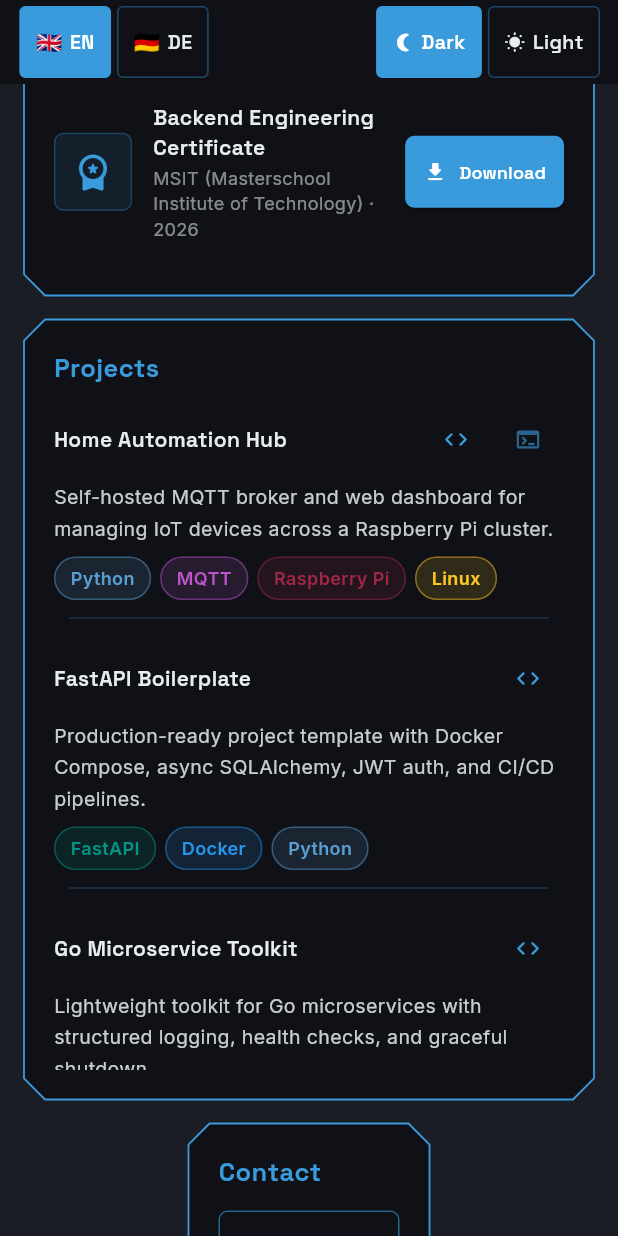
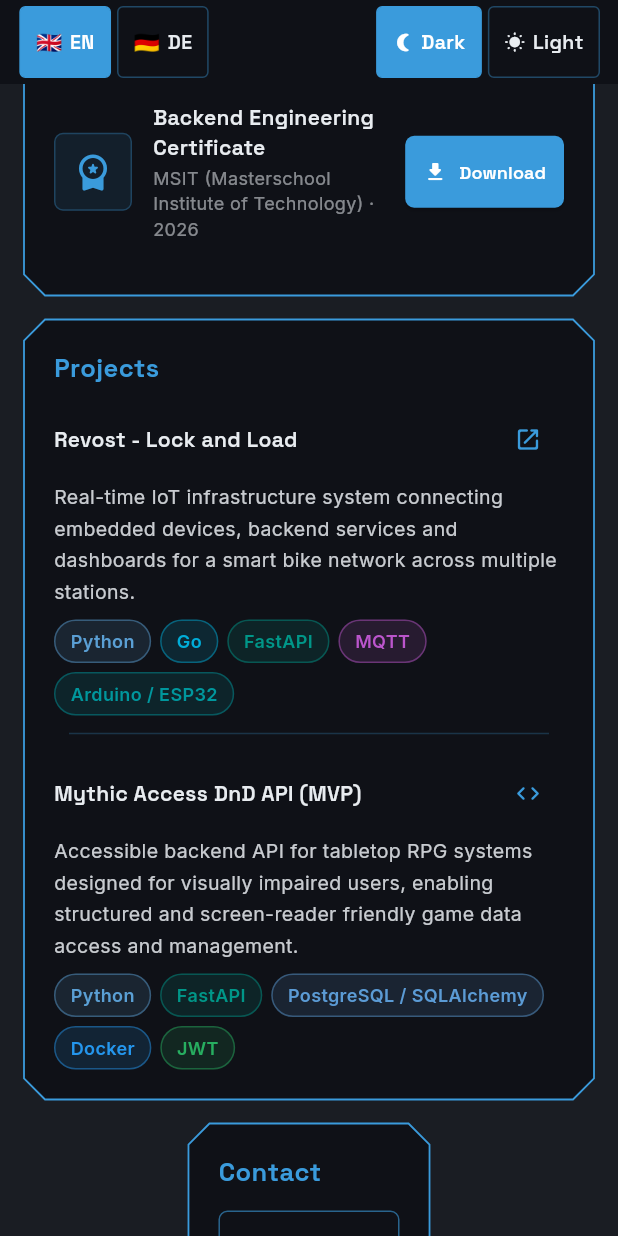
Before and after one commit to jensma89/my_portfolio, a Flutter app: the screen it shows after launch, scrolled down 1152 dp, on a phone screen of 412 x 824 dp. Run offline on Flutter 3.47's test engine with Material 3 defaults, Android fonts, the phone set to English and light mode, and no system bars; our stand-ins replace google_fonts, web.

Commit message:
Updating the projects content

```diff
--- a/lib/sections/projects_section.dart
+++ b/lib/sections/projects_section.dart
@@ -19,52 +19,51 @@ class ProjectsSection extends StatelessWidget {
 
     const projects = [
       _Project(
-        titleEN: 'Home Automation Hub',
-        titleDE: 'Heimautomatisierungs-Hub',
+        titleEN: 'Revost - Lock and Load',
+        titleDE: 'Revost - Lock and Load',
         descEN:
-            'Self-hosted MQTT broker and web dashboard for managing IoT devices across a Raspberry Pi cluster.',
+            'Real-time IoT infrastructure system connecting embedded devices, backend services and dashboards for a smart bike network across multiple stations.',
         descDE:
-            'Selbst gehosteter MQTT-Broker mit Web-Dashboard zur Verwaltung von IoT-Geräten auf einem Raspberry-Pi-Cluster.',
-        tags: ['Python', 'MQTT', 'Raspberry Pi', 'Linux'],
+            'Echtzeit-IoT-Infrastruktursystem zur Verbindung von Embedded Devices, Backend-Services und Dashboards für ein Smart-Bike-Netzwerk über mehrere Stationen.',
+        tags: [
+          'Python',
+          'Go',
+          'FastAPI',
+          'MQTT',
+          'Arduino / ESP32',
+        ],
         tagColors: [
           AppColors.badgePython,
+          AppColors.badgeGo,
+          AppColors.badgeFastAPI,
           AppColors.badgeMQTT,
-          AppColors.badgeRaspberryPi,
-          AppColors.badgeLinux,
+          AppColors.badgeHardware,
         ],
-        githubUrl: 'https://github.com/jens-mayer',
-        hasTerminal: true,
-      ),
-      _Project(
-        titleEN: 'FastAPI Boilerplate',
-        titleDE: 'FastAPI Boilerplate',
-        descEN:
-            'Production-ready project template with Docker Compose, async SQLAlchemy, JWT auth, and CI/CD pipelines.',
-        descDE:
-            'Produktionsfertiges Projekttemplate mit Docker Compose, async SQLAlchemy, JWT-Auth und CI/CD-Pipelines.',
-        tags: ['FastAPI', 'Docker', 'Python'],
-        tagColors: [
-          AppColors.badgeFastAPI,
-          AppColors.badgeDocker,
-          AppColors.badgePython,
-        ],
-        githubUrl: 'https://github.com/jens-mayer',
+        githubUrl: 'https://revost.nl/',
         hasTerminal: false,
       ),
       _Project(
-        titleEN: 'Go Microservice Toolkit',
-        titleDE: 'Go-Microservice-Toolkit',
+        titleEN: 'Mythic Access DnD API (MVP)',
+        titleDE: 'Mythic Access DnD API (MVP)',
         descEN:
-            'Lightweight toolkit for Go microservices with structured logging, health checks, and graceful shutdown.',
+            'Accessible backend API for tabletop RPG systems designed for visually impaired users, enabling structured and screen-reader friendly game data access and management.',
         descDE:
-            'Leichtgewichtiges Toolkit für Go-Microservices mit strukturiertem Logging, Health-Checks und Graceful Shutdown.',
-        tags: ['Go', 'Docker', 'Linux'],
+            'Barrierefreie Backend-API für ein Tabletop-RPG-System, entwickelt für sehbehinderte Nutzer mit strukturierter und screenreader-optimierter Datenzugriff-Architektur.',
+        tags: [
+          'Python',
+          'FastAPI',
+          'PostgreSQL / SQLAlchemy',
+          'Docker',
+          'JWT',
+        ],
         tagColors: [
-          AppColors.badgeGo,
+          AppColors.badgePython,
+          AppColors.badgeFastAPI,
+          AppColors.badgeDB,
           AppColors.badgeDocker,
-          AppColors.badgeLinux,
+          AppColors.badgeTest,
         ],
-        githubUrl: 'https://github.com/jens-mayer',
+        githubUrl: 'https://github.com/jensma89/mythic-access-dnd',
         hasTerminal: false,
       ),
     ];
@@ -130,7 +129,11 @@ class _ProjectTile extends StatelessWidget {
     final desc = isDE ? project.descDE : project.descEN;
     final terminalLabel =
         isDE ? 'Terminal öffnen für $title' : 'Open terminal for $title';
-    final githubLabel = 'Open $title on GitHub';
+    final isGitHub = project.githubUrl.contains('github.com');
+    final linkIcon = isGitHub ? Icons.code_rounded : Icons.open_in_new_rounded;
+    final linkLabel = isGitHub
+        ? 'Open $title on GitHub'
+        : (isDE ? '$title Website öffnen' : 'Open $title website');
 
     return Semantics(
       label: title,
@@ -145,11 +148,11 @@ class _ProjectTile extends StatelessWidget {
                 Expanded(
                   child: Text(title, style: AppTextStyles.cardTitle(context)),
                 ),
-                // GitHub icon button
+                // GitHub / website icon button
                 Semantics(
                   button: true,
                   link: true,
-                  label: githubLabel,
+                  label: linkLabel,
                   child: ConstrainedBox(
                     constraints:
                         const BoxConstraints(minWidth: 48, minHeight: 48),
@@ -160,7 +163,7 @@ class _ProjectTile extends StatelessWidget {
                       child: Padding(
                         padding: const EdgeInsets.all(10),
                         child: Icon(
-                          Icons.code_rounded,
+                          linkIcon,
                           size: 18,
                           color: Theme.of(context).colorScheme.primary,
                         ),
@@ -221,7 +224,12 @@ class _ProjectTile extends StatelessWidget {
                   ),
               ],
             ),
-            const Divider(height: 24, thickness: 1, indent: 10, endIndent: 10, color: Color(0x403A9BDC)),
+            const Divider(
+                height: 24,
+                thickness: 1,
+                indent: 10,
+                endIndent: 10,
+                color: Color(0x403A9BDC)),
           ],
         ),
       ),
```
